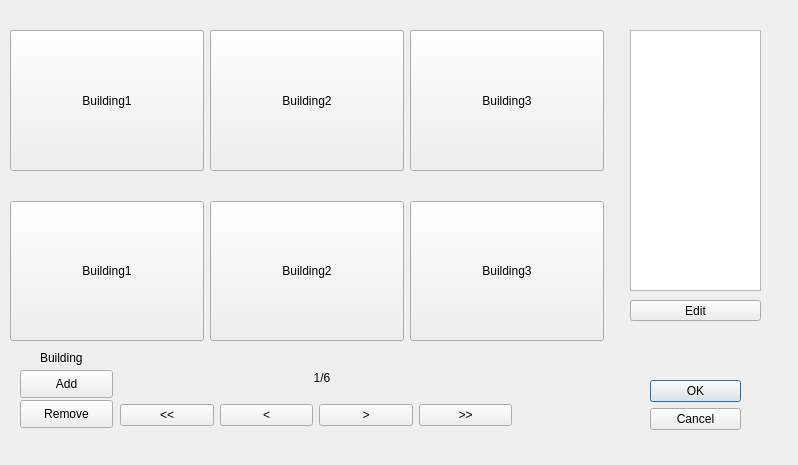
First picture: the form in BuildingDialog.ui, repository cbchoi/pohangsim, before the edit.
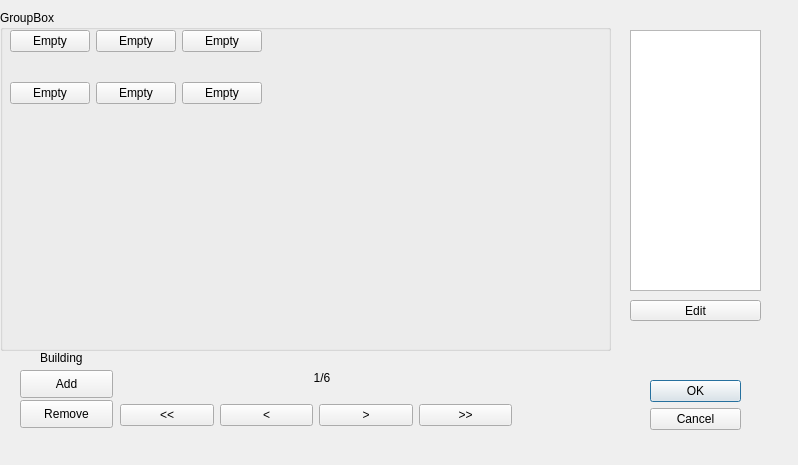
Second picture: the form after the edit.

```diff
--- a/BuildingDialog.ui
+++ b/BuildingDialog.ui
@@ -99,7 +99,7 @@
      <number>30</number>
     </property>
     <property name="sizeConstraint">
-     <enum>QLayout::SetMaximumSize</enum>
+     <enum>QLayout::SetFixedSize</enum>
     </property>
     <item>
      <layout class="QHBoxLayout" name="horizontalLayout_2">
@@ -118,7 +118,10 @@
          </sizepolicy>
         </property>
         <property name="text">
-         <string>Building1</string>
+         <string>Empty</string>
+        </property>
+        <property name="checkable">
+         <bool>true</bool>
         </property>
        </widget>
       </item>
@@ -131,12 +134,18 @@
          </sizepolicy>
         </property>
         <property name="text">
-         <string>Building2</string>
+         <string>Empty</string>
+        </property>
+        <property name="checkable">
+         <bool>true</bool>
         </property>
        </widget>
       </item>
       <item>
        <widget class="QPushButton" name="B3">
+        <property name="enabled">
+         <bool>true</bool>
+        </property>
         <property name="sizePolicy">
          <sizepolicy hsizetype="Minimum" vsizetype="MinimumExpanding">
           <horstretch>0</horstretch>
@@ -144,7 +153,10 @@
          </sizepolicy>
         </property>
         <property name="text">
-         <string>Building3</string>
+         <string>Empty</string>
+        </property>
+        <property name="checkable">
+         <bool>true</bool>
         </property>
        </widget>
       </item>
@@ -167,7 +179,13 @@
          </sizepolicy>
         </property>
         <property name="text">
-         <string>Building1</string>
+         <string>Empty</string>
+        </property>
+        <property name="checkable">
+         <bool>true</bool>
+        </property>
+        <property name="autoDefault">
+         <bool>true</bool>
         </property>
        </widget>
       </item>
@@ -180,7 +198,10 @@
          </sizepolicy>
         </property>
         <property name="text">
-         <string>Building2</string>
+         <string>Empty</string>
+        </property>
+        <property name="checkable">
+         <bool>true</bool>
         </property>
        </widget>
       </item>
@@ -193,7 +214,10 @@
          </sizepolicy>
         </property>
         <property name="text">
-         <string>Building3</string>
+         <string>Empty</string>
+        </property>
+        <property name="checkable">
+         <bool>true</bool>
         </property>
        </widget>
       </item>
@@ -287,6 +311,29 @@
     <string>Building</string>
    </property>
   </widget>
+  <widget class="QGroupBox" name="groupBox">
+   <property name="geometry">
+    <rect>
+     <x>0</x>
+     <y>10</y>
+     <width>611</width>
+     <height>341</height>
+    </rect>
+   </property>
+   <property name="title">
+    <string>GroupBox</string>
+   </property>
+  </widget>
+  <zorder>groupBox</zorder>
+  <zorder>buttonBox</zorder>
+  <zorder>horizontalLayoutWidget</zorder>
+  <zorder>label</zorder>
+  <zorder>verticalLayoutWidget</zorder>
+  <zorder>FamilyTypeList</zorder>
+  <zorder>EditButton</zorder>
+  <zorder>addButton</zorder>
+  <zorder>removeButton</zorder>
+  <zorder>label_2</zorder>
  </widget>
  <resources/>
  <connections>
```
Left out of the diff: 22 changed lines with no effect on the pictures.
